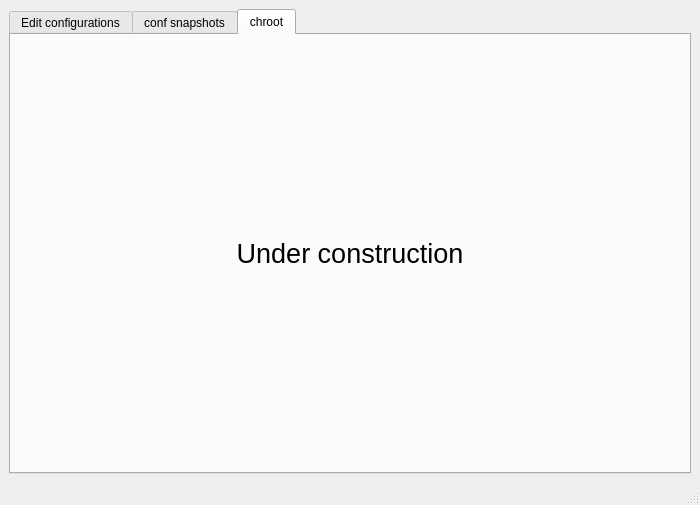
First picture: the form in main1.ui, repository Thenujan-0/grub-editor, before the edit.
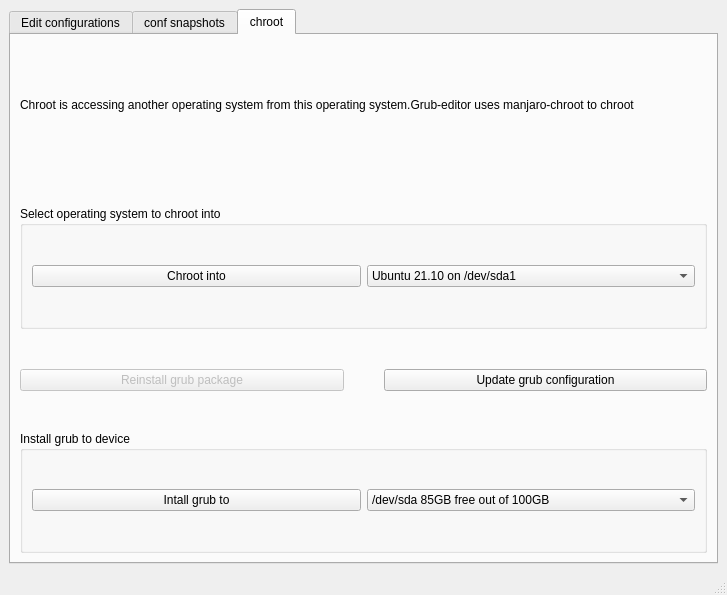
Second picture: the form after the edit. The open tabs and pages were chosen to show the change. Icons and pictures are not drawn.

Commit message: fixed bug that caused loaded configuration from comboBox to not detect the changes made to it without the use of add reduce buttons

The edit to the form file:
```diff
--- a/main1.ui
+++ b/main1.ui
@@ -6,8 +6,8 @@
    <rect>
     <x>0</x>
     <y>0</y>
-    <width>700</width>
-    <height>505</height>
+    <width>727</width>
+    <height>595</height>
    </rect>
   </property>
   <property name="minimumSize">
@@ -326,19 +326,106 @@
        <layout class="QGridLayout" name="gridLayout_7">
         <item row="0" column="0">
          <layout class="QVBoxLayout" name="VLyout_chroot">
+          <property name="spacing">
+           <number>40</number>
+          </property>
+          <property name="topMargin">
+           <number>0</number>
+          </property>
           <item>
-           <widget class="QLabel" name="label_3">
-            <property name="font">
-             <font>
-              <pointsize>20</pointsize>
-             </font>
+           <layout class="QHBoxLayout" name="horizontalLayout_11">
+            <item>
+             <widget class="QLabel" name="label_3">
+              <property name="text">
+               <string>Chroot is accessing another operating system from this operating system.Grub-editor uses manjaro-chroot to chroot</string>
+              </property>
+              <property name="wordWrap">
+               <bool>true</bool>
+              </property>
+             </widget>
+            </item>
+           </layout>
+          </item>
+          <item>
+           <widget class="QGroupBox" name="groupBox_3">
+            <property name="title">
+             <string>Select operating system to chroot into</string>
             </property>
-            <property name="text">
-             <string>Under construction</string>
+            <layout class="QGridLayout" name="gridLayout_9">
+             <item row="0" column="0">
+              <layout class="QHBoxLayout" name="horizontalLayout_10">
+               <item>
+                <widget class="QPushButton" name="btn_chroot_into">
+                 <property name="text">
+                  <string>Chroot into</string>
+                 </property>
+                </widget>
+               </item>
+               <item>
+                <widget class="QComboBox" name="comboBox_chroot_into">
+                 <item>
+                  <property name="text">
+                   <string>Ubuntu 21.10 on /dev/sda1</string>
+                  </property>
+                 </item>
+                </widget>
+               </item>
+              </layout>
+             </item>
+            </layout>
+           </widget>
+          </item>
+          <item>
+           <layout class="QHBoxLayout" name="horizontalLayout_8">
+            <item>
+             <widget class="QPushButton" name="pushButton_2">
+              <property name="enabled">
+               <bool>false</bool>
+              </property>
+              <property name="text">
+               <string>Reinstall grub package</string>
+              </property>
+             </widget>
+            </item>
+            <item>
+             <widget class="QPushButton" name="pushButton_3">
+              <property name="text">
+               <string>Update grub configuration</string>
+              </property>
+             </widget>
+            </item>
+           </layout>
+          </item>
+          <item>
+           <widget class="QGroupBox" name="groupBox_4">
+            <property name="title">
+             <string>Install grub to device</string>
             </property>
-            <property name="alignment">
-             <set>Qt::AlignCenter</set>
-            </property>
+            <layout class="QGridLayout" name="gridLayout_10">
+             <item row="0" column="0">
+              <layout class="QHBoxLayout" name="horizontalLayout_12">
+               <property name="bottomMargin">
+                <number>0</number>
+               </property>
+               <item>
+                <widget class="QPushButton" name="pushButton">
+                 <property name="text">
+                  <string>Intall grub to</string>
+                 </property>
+                </widget>
+               </item>
+               <item>
+                <widget class="QComboBox" name="comboBox_2">
+                 <item>
+                  <property name="text">
+                   <string>/dev/sda 85GB free out of 100GB</string>
+                  </property>
+                 </item>
+                </widget>
+               </item>
+              </layout>
+             </item>
+            </layout>
            </widget>
           </item>
          </layout>
```
Left out of the diff: 119 changed lines with no effect on the pictures. The commit also changes 20 other files.
